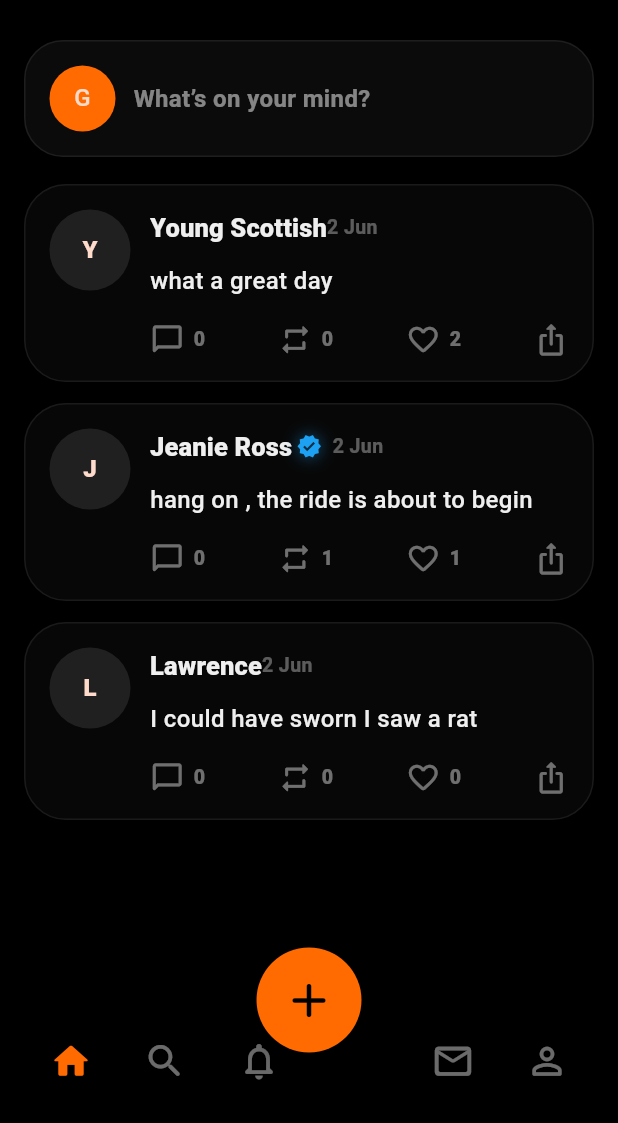
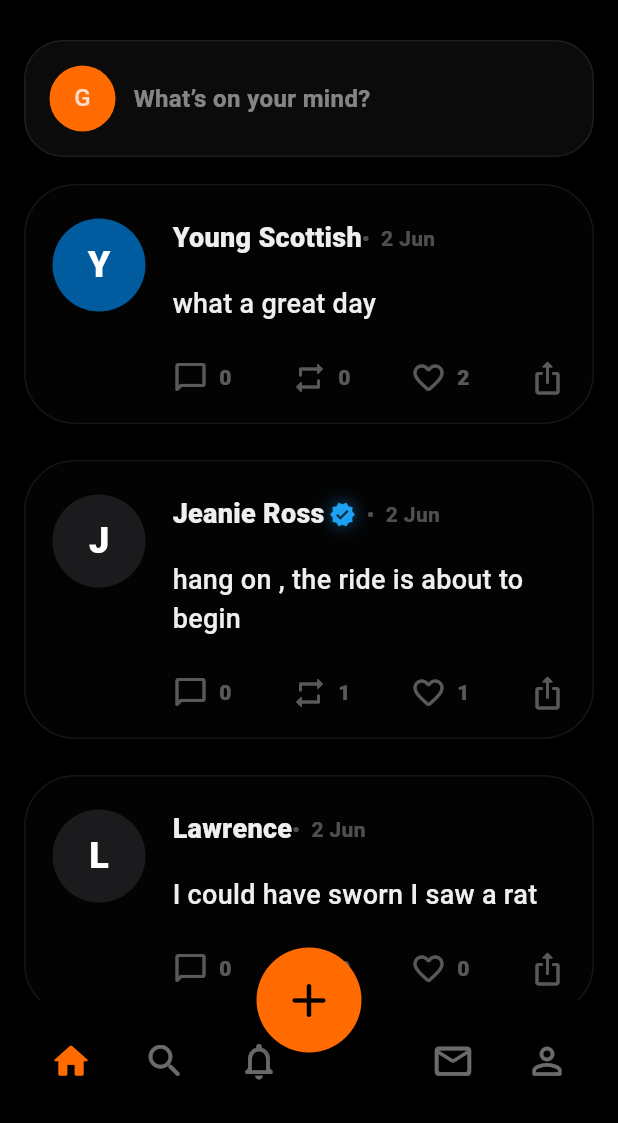
Before and after one commit to WinnerSamurai6064/Glaze1, a Flutter app: the screen it shows after launch, on a phone screen of 412 x 824 dp, the part 113-1236 px from its top. Run offline on Flutter 3.47's test engine with Material 3 defaults, Android fonts, the phone set to English and light mode, and no system bars; network calls fail.

Commit message:
Rebuild post card to mirror original Glaze React UI

```diff
--- a/lib/widgets/post_card.dart
+++ b/lib/widgets/post_card.dart
@@ -22,31 +22,21 @@ class PostCard extends StatelessWidget {
   @override
   Widget build(BuildContext context) {
     return Container(
-      margin: const EdgeInsets.only(bottom: 14),
-      padding: const EdgeInsets.all(16),
+      margin: const EdgeInsets.only(bottom: 24),
+      padding: const EdgeInsets.fromLTRB(18, 22, 18, 18),
       decoration: BoxDecoration(
-        color: GlazeTheme.cardBlack.withOpacity(0.92),
-        borderRadius: BorderRadius.circular(28),
-        border: Border.all(color: Colors.white.withOpacity(0.08)),
+        color: const Color(0xFF030303),
+        borderRadius: BorderRadius.circular(34),
+        border: Border.all(color: Colors.white.withOpacity(0.075)),
       ),
       child: Row(
         crossAxisAlignment: CrossAxisAlignment.start,
         children: [
           GestureDetector(
             onTap: onOpenProfile,
-            child: CircleAvatar(
-              radius: 27,
-              backgroundColor: Colors.white.withOpacity(0.10),
-              backgroundImage: post.user.avatarUrl == null ? null : NetworkImage(post.user.avatarUrl!),
-              child: post.user.avatarUrl == null
-                  ? Text(
-                      post.user.displayName.characters.first.toUpperCase(),
-                      style: const TextStyle(fontWeight: FontWeight.w900),
-                    )
-                  : null,
-            ),
+            child: _Avatar(user: post.user),
           ),
-          const SizedBox(width: 13),
+          const SizedBox(width: 18),
           Expanded(
             child: Column(
               crossAxisAlignment: CrossAxisAlignment.start,
@@ -61,41 +51,42 @@ class PostCard extends StatelessWidget {
                           maxLines: 1,
                           overflow: TextOverflow.ellipsis,
                           style: const TextStyle(
-                            fontSize: 17,
+                            fontSize: 18,
                             fontWeight: FontWeight.w900,
-                            letterSpacing: 0.1,
+                            letterSpacing: 0.2,
                           ),
                         ),
                       ),
                     ),
-                    GlazeBadge(badge: post.user.badge, size: 17),
+                    GlazeBadge(badge: post.user.badge, size: 18),
                     Text(
-                      _date,
+                      '•  $_date',
                       style: TextStyle(
-                        color: Colors.white.withOpacity(0.34),
-                        fontSize: 13,
+                        color: Colors.white.withOpacity(0.30),
+                        fontSize: 14,
                         fontWeight: FontWeight.w700,
                       ),
                     ),
                   ],
                 ),
-                const SizedBox(height: 12),
+                const SizedBox(height: 18),
                 Text(
                   post.content,
                   style: const TextStyle(
-                    fontSize: 16,
+                    fontSize: 18,
                     height: 1.45,
                     fontWeight: FontWeight.w500,
+                    letterSpacing: 0.2,
                   ),
                 ),
                 if (post.imageUrl != null) ...[
-                  const SizedBox(height: 14),
+                  const SizedBox(height: 18),
                   ClipRRect(
-                    borderRadius: BorderRadius.circular(22),
+                    borderRadius: BorderRadius.circular(20),
                     child: Image.network(post.imageUrl!),
                   ),
                 ],
-                const SizedBox(height: 16),
+                const SizedBox(height: 24),
                 Row(
                   mainAxisAlignment: MainAxisAlignment.spaceBetween,
                   children: [
@@ -114,6 +105,37 @@ class PostCard extends StatelessWidget {
   }
 }
 
+class _Avatar extends StatelessWidget {
+  const _Avatar({required this.user});
+
+  final GlazeUser user;
+
+  Color get _fallbackColor {
+    if (user.id.contains('young')) return const Color(0xFF005C9E);
+    if (user.id.contains('diamond')) return const Color(0xFF5428B8);
+    return const Color(0xFF1B1B1D);
+  }
+
+  @override
+  Widget build(BuildContext context) {
+    return CircleAvatar(
+      radius: 31,
+      backgroundColor: _fallbackColor,
+      backgroundImage: user.avatarUrl == null ? null : NetworkImage(user.avatarUrl!),
+      child: user.avatarUrl == null
+          ? Text(
+              user.displayName.characters.first.toUpperCase(),
+              style: const TextStyle(
+                color: Colors.white,
+                fontSize: 24,
+                fontWeight: FontWeight.w900,
+              ),
+            )
+          : null,
+    );
+  }
+}
+
 class _Action extends StatelessWidget {
   const _Action({required this.icon, this.count, this.active = false});
 
@@ -123,18 +145,18 @@ class _Action extends StatelessWidget {
 
   @override
   Widget build(BuildContext context) {
-    final color = active ? GlazeTheme.orange : Colors.white.withOpacity(0.42);
+    final color = active ? GlazeTheme.orange : Colors.white.withOpacity(0.34);
     return Row(
       mainAxisSize: MainAxisSize.min,
       children: [
-        Icon(icon, color: color, size: 23),
+        Icon(icon, color: color, size: 24),
         if (count != null) ...[
-          const SizedBox(width: 6),
+          const SizedBox(width: 7),
           Text(
             '$count',
             style: TextStyle(
               color: color,
-              fontSize: 13,
+              fontSize: 14,
               fontWeight: FontWeight.w800,
             ),
           ),
```
